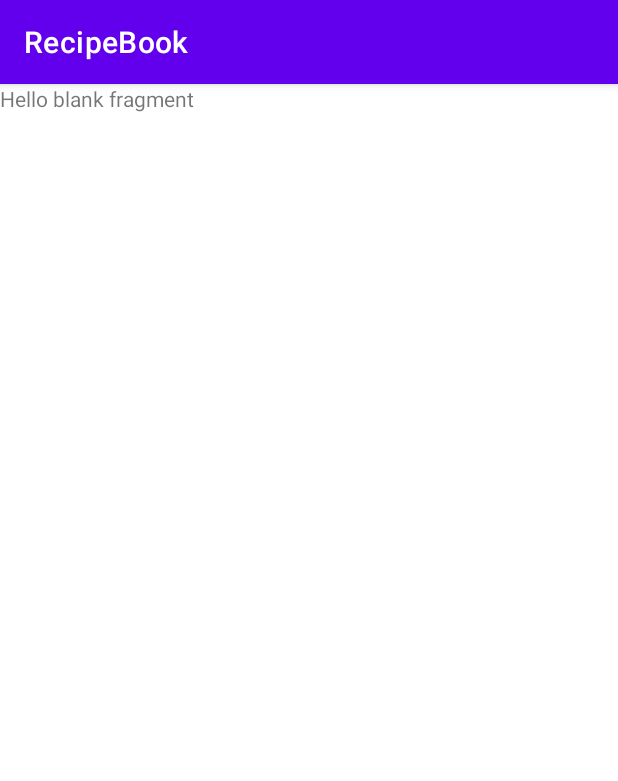
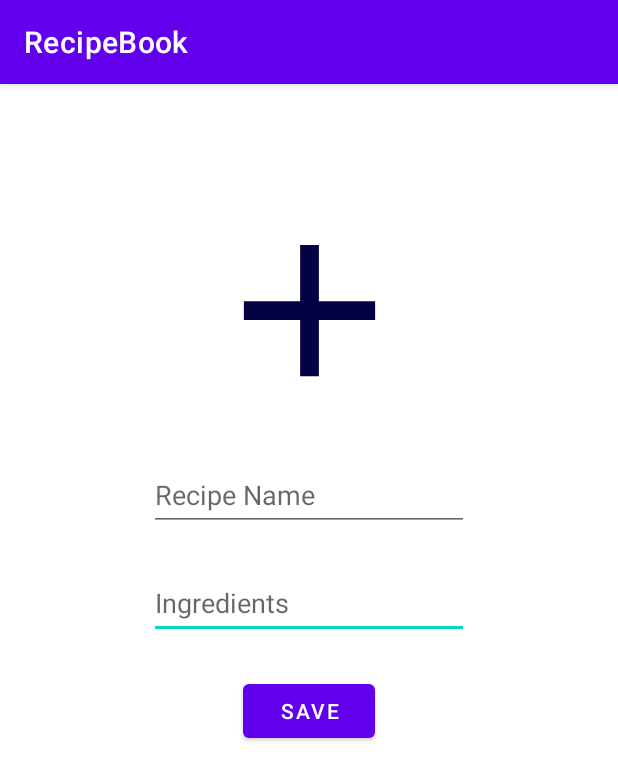
Before and after one commit to TolgaKmbl/RecipeBook, an Android app: the fragment DetailFragment shown on its own in the app's theme, on a phone screen of 412 x 824 dp. Shown: the top 781 px of the screen. Run offline under Robolectric (Android 15) with nearby library versions, the phone set to English and light mode, and no system bars.

```diff
--- a/app/src/main/java/com/tolgakumbul/recipebook/DetailFragment.kt
+++ b/app/src/main/java/com/tolgakumbul/recipebook/DetailFragment.kt
@@ -5,6 +5,7 @@ import androidx.fragment.app.Fragment
 import android.view.LayoutInflater
 import android.view.View
 import android.view.ViewGroup
+import kotlinx.android.synthetic.main.fragment_detail.*
 
 class DetailFragment : Fragment() {
 
@@ -16,8 +17,25 @@ class DetailFragment : Fragment() {
         inflater: LayoutInflater, container: ViewGroup?,
         savedInstanceState: Bundle?
     ): View? {
-        // Inflate the layout for this fragment
         return inflater.inflate(R.layout.fragment_detail, container, false)
     }
 
+    override fun onViewCreated(view: View, savedInstanceState: Bundle?) {
+        super.onViewCreated(view, savedInstanceState)
+        addImageLogo.setOnClickListener {
+            addImage(it)
+        }
+        saveRecipeButton.setOnClickListener {
+            saveRecipe(it)
+        }
+    }
+
+    private fun addImage(view:View){
+
+    }
+
+    private fun saveRecipe(view:View){
+
+    }
+
 }
--- a/app/src/main/res/layout/fragment_detail.xml
+++ b/app/src/main/res/layout/fragment_detail.xml
@@ -1,14 +1,58 @@
 <?xml version="1.0" encoding="utf-8"?>
-<FrameLayout xmlns:android="http://schemas.android.com/apk/res/android"
+<androidx.constraintlayout.widget.ConstraintLayout
+    xmlns:android="http://schemas.android.com/apk/res/android"
+    xmlns:app="http://schemas.android.com/apk/res-auto"
     xmlns:tools="http://schemas.android.com/tools"
     android:layout_width="match_parent"
     android:layout_height="match_parent"
     tools:context=".DetailFragment">
 
-    <!-- TODO: Update blank fragment layout -->
-    <TextView
-        android:layout_width="match_parent"
-        android:layout_height="match_parent"
-        android:text="@string/hello_blank_fragment" />
 
-</FrameLayout>
+    <EditText
+        android:id="@+id/Ingredients"
+        android:layout_width="wrap_content"
+        android:layout_height="wrap_content"
+        android:layout_marginTop="24dp"
+        android:ems="10"
+        android:hint="Ingredients"
+        android:inputType="textPersonName"
+        android:minHeight="48dp"
+        app:layout_constraintEnd_toEndOf="parent"
+        app:layout_constraintStart_toStartOf="parent"
+        app:layout_constraintTop_toBottomOf="@+id/recipeName" />
+
+    <ImageView
+        android:id="@+id/addImageLogo"
+        android:layout_width="150dp"
+        android:layout_height="150dp"
+        android:layout_marginTop="76dp"
+        android:onClick="addImage"
+        android:src="@drawable/add_image_logo"
+        app:layout_constraintEnd_toEndOf="parent"
+        app:layout_constraintStart_toStartOf="parent"
+        app:layout_constraintTop_toTopOf="parent" />
+
+    <EditText
+        android:id="@+id/recipeName"
+        android:layout_width="wrap_content"
+        android:layout_height="wrap_content"
+        android:layout_marginTop="24dp"
+        android:ems="10"
+        android:hint="Recipe Name"
+        android:inputType="textPersonName"
+        android:minHeight="48dp"
+        app:layout_constraintEnd_toEndOf="parent"
+        app:layout_constraintStart_toStartOf="parent"
+        app:layout_constraintTop_toBottomOf="@+id/addImageLogo" />
+
+    <Button
+        android:id="@+id/saveRecipeButton"
+        android:layout_width="wrap_content"
+        android:layout_height="wrap_content"
+        android:layout_marginTop="24dp"
+        android:onClick="saveRecipe"
+        android:text="SAVE"
+        app:layout_constraintEnd_toEndOf="parent"
+        app:layout_constraintStart_toStartOf="parent"
+        app:layout_constraintTop_toBottomOf="@+id/Ingredients" />
+</androidx.constraintlayout.widget.ConstraintLayout>
```
Also changed, not shown: app/src/main/java/com/tolgakumbul/recipebook/ListFragment.kt (+9 -1 lines), app/src/main/java/com/tolgakumbul/recipebook/MainActivity.kt (+17 -0 lines), app/src/main/res/layout/activity_main.xml (+12 -6 lines), app/src/main/res/layout/fragment_list.xml (+27 -7 lines), app/src/main/res/menu/add_recipe.xml (added, +8 -0 lines), app/src/main/res/navigation/navigation_graph.xml (added, +26 -0 lines).
